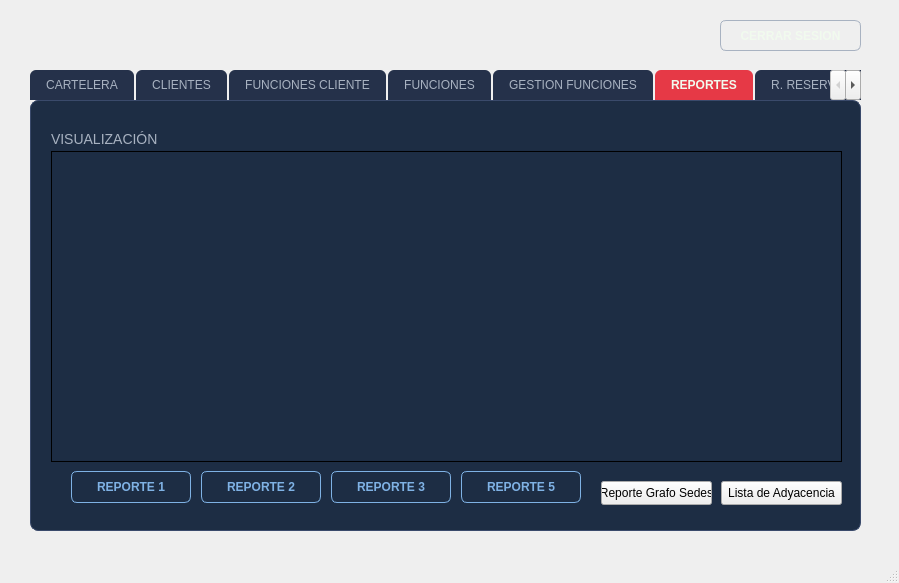
Old version of the form FASE3/mainwindow.ui in the repository SABANd5/EDD_2S2026_PY_202303371.
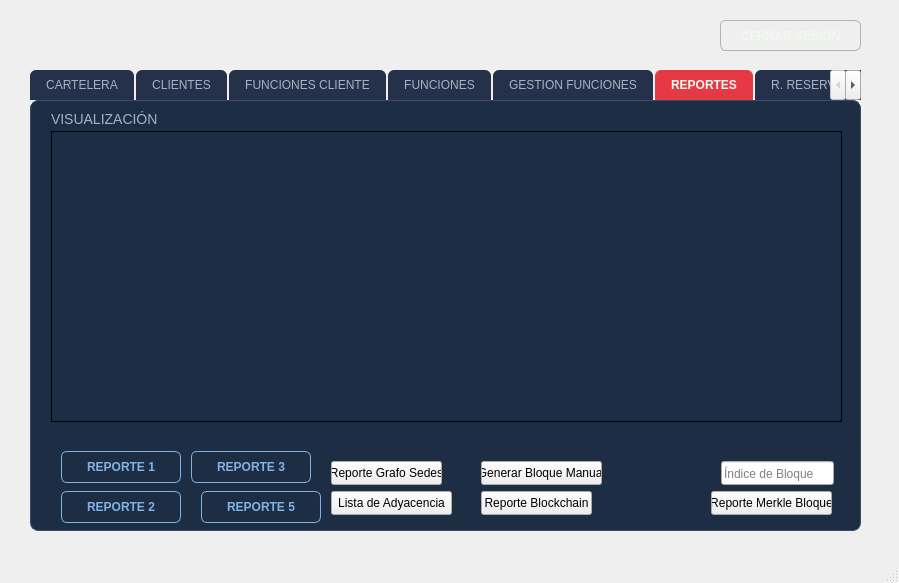
New version of the form.

Commit message: Blockchain y Arbol Merkle

The edit to the form file:
```diff
--- a/FASE3/mainwindow.ui
+++ b/FASE3/mainwindow.ui
@@ -3895,9 +3895,9 @@
         <property name="geometry">
          <rect>
           <x>20</x>
-          <y>50</y>
+          <y>30</y>
           <width>791</width>
-          <height>311</height>
+          <height>291</height>
          </rect>
         </property>
         <property name="frameShape">
@@ -3914,7 +3914,7 @@
         <property name="geometry">
          <rect>
           <x>20</x>
-          <y>30</y>
+          <y>10</y>
           <width>131</width>
           <height>16</height>
          </rect>
@@ -3933,8 +3933,8 @@
        <widget class="QPushButton" name="btnReporteAVL">
         <property name="geometry">
          <rect>
-          <x>170</x>
-          <y>370</y>
+          <x>30</x>
+          <y>390</y>
           <width>120</width>
           <height>32</height>
          </rect>
@@ -3966,8 +3966,8 @@
        <widget class="QPushButton" name="btnReporteArbolB">
         <property name="geometry">
          <rect>
-          <x>300</x>
-          <y>370</y>
+          <x>160</x>
+          <y>350</y>
           <width>120</width>
           <height>32</height>
          </rect>
@@ -3999,8 +3999,8 @@
        <widget class="QPushButton" name="btnVerRepCartelera">
         <property name="geometry">
          <rect>
-          <x>40</x>
-          <y>370</y>
+          <x>30</x>
+          <y>350</y>
           <width>120</width>
           <height>32</height>
          </rect>
@@ -4032,8 +4032,8 @@
        <widget class="QPushButton" name="btnReporteMatrizDispersa">
         <property name="geometry">
          <rect>
-          <x>430</x>
-          <y>370</y>
+          <x>170</x>
+          <y>390</y>
           <width>120</width>
           <height>32</height>
          </rect>
@@ -4065,8 +4065,8 @@
        <widget class="QPushButton" name="btnReporteGrafo">
         <property name="geometry">
          <rect>
-          <x>570</x>
-          <y>380</y>
+          <x>300</x>
+          <y>360</y>
           <width>111</width>
           <height>24</height>
          </rect>
@@ -4078,8 +4078,8 @@
        <widget class="QPushButton" name="btnReporteAdyacencia">
         <property name="geometry">
          <rect>
-          <x>690</x>
-          <y>380</y>
+          <x>300</x>
+          <y>390</y>
           <width>121</width>
           <height>24</height>
          </rect>
@@ -4088,6 +4088,58 @@
          <string>Lista de Adyacencia</string>
         </property>
        </widget>
+       <widget class="QPushButton" name="btnGenerarBloque">
+        <property name="geometry">
+         <rect>
+          <x>450</x>
+          <y>360</y>
+          <width>121</width>
+          <height>24</height>
+         </rect>
+        </property>
+        <property name="text">
+         <string>Generar Bloque Manual</string>
+        </property>
+       </widget>
+       <widget class="QPushButton" name="btnReporteBlockchain">
+        <property name="geometry">
+         <rect>
+          <x>450</x>
+          <y>390</y>
+          <width>111</width>
+          <height>24</height>
+         </rect>
+        </property>
+        <property name="text">
+         <string>Reporte Blockchain</string>
+        </property>
+       </widget>
+       <widget class="QPushButton" name="btnReporteMerkle">
+        <property name="geometry">
+         <rect>
+          <x>680</x>
+          <y>390</y>
+          <width>121</width>
+          <height>24</height>
+         </rect>
+        </property>
+        <property name="text">
+         <string>Reporte Merkle Bloque</string>
+        </property>
+       </widget>
+       <widget class="QLineEdit" name="txtIndiceMerkle">
+        <property name="geometry">
+         <rect>
+          <x>690</x>
+          <y>360</y>
+          <width>113</width>
+          <height>24</height>
+         </rect>
+        </property>
+        <property name="placeholderText">
+         <string>Índice de Bloque</string>
+        </property>
+       </widget>
       </widget>
       <widget class="QWidget" name="tab_15">
        <attribute name="title">
```
Left out of the diff: 20 changed lines with no effect on the pictures. The commit also changes 7 other files.
